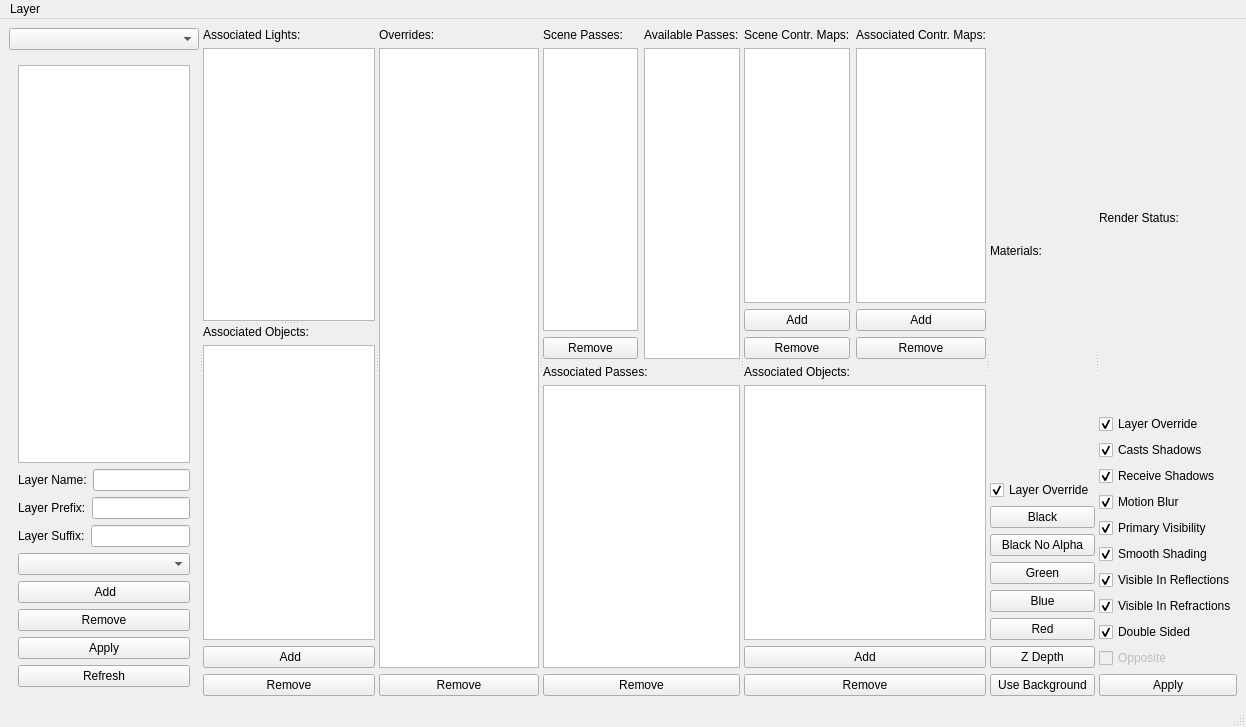
Above: Maya/Python/digital37/maya/lighting/MRRenderLayerPassManager.ui from Meglen56/digital37 before the change. Below: the same form after it.
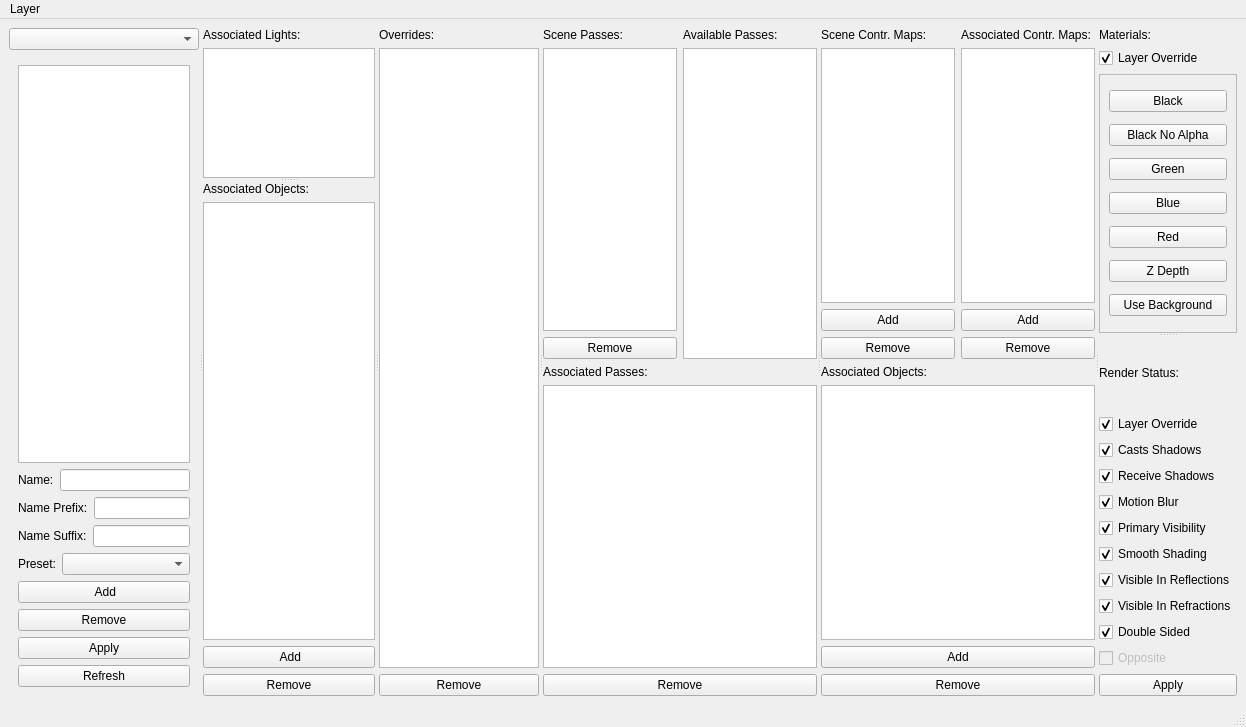
That is the form after the change.

Patch:
```diff
--- a/Maya/Python/digital37/maya/lighting/MRRenderLayerPassManager.ui
+++ b/Maya/Python/digital37/maya/lighting/MRRenderLayerPassManager.ui
@@ -95,7 +95,7 @@
                   <item>
                    <widget class="QLabel" name="label_layerName">
                     <property name="text">
-                     <string>Layer Name:</string>
+                     <string>Name:</string>
                     </property>
                    </widget>
                   </item>
@@ -109,7 +109,7 @@
                   <item>
                    <widget class="QLabel" name="label_layerName_2">
                     <property name="text">
-                     <string>Layer Prefix:</string>
+                     <string>Name Prefix:</string>
                     </property>
                    </widget>
                   </item>
@@ -123,7 +123,7 @@
                   <item>
                    <widget class="QLabel" name="label_layerName_3">
                     <property name="text">
-                     <string>Layer Suffix:</string>
+                     <string>Name Suffix:</string>
                     </property>
                    </widget>
                   </item>
@@ -131,10 +131,27 @@
                    <widget class="QLineEdit" name="lineEdit_layerName_"/>
                   </item>
                  </layout>
+                </item>
+                <item>
+                 <layout class="QHBoxLayout" name="horizontalLayout_3">
+                  <item>
+                   <widget class="QLabel" name="label_layerName_4">
+                    <property name="sizePolicy">
+                     <sizepolicy hsizetype="Maximum" vsizetype="Preferred">
+                      <horstretch>0</horstretch>
+                      <verstretch>0</verstretch>
+                     </sizepolicy>
+                    </property>
+                    <property name="text">
+                     <string>Preset:</string>
+                    </property>
+                   </widget>
                 </item>
                 <item>
                  <widget class="QComboBox" name="comboBox_CL"/>
                 </item>
+                 </layout>
+                </item>
                 <item>
                  <widget class="QPushButton" name="pushButton_CL_add">
                   <property name="text">
@@ -176,16 +193,6 @@
       <widget class="QWidget" name="layoutWidget">
        <layout class="QVBoxLayout" name="verticalLayout_AO">
         <item>
-         <widget class="QSplitter" name="splitter_2">
-          <property name="orientation">
-           <enum>Qt::Vertical</enum>
-          </property>
-          <widget class="QWidget" name="layoutWidget_6">
-           <layout class="QVBoxLayout" name="verticalLayout_3" stretch="0,0">
-            <property name="sizeConstraint">
-             <enum>QLayout::SetDefaultConstraint</enum>
-            </property>
-            <item>
              <widget class="QLabel" name="label_AL">
               <property name="text">
                <string>Associated Lights:</string>
@@ -193,13 +200,29 @@
              </widget>
             </item>
             <item>
+         <widget class="QSplitter" name="splitter_2">
+          <property name="orientation">
+           <enum>Qt::Vertical</enum>
+          </property>
              <widget class="QListWidget" name="listWidget_AL">
+           <property name="sizePolicy">
+            <sizepolicy hsizetype="Expanding" vsizetype="Maximum">
+             <horstretch>0</horstretch>
+             <verstretch>0</verstretch>
+            </sizepolicy>
+           </property>
               <property name="minimumSize">
                <size>
                 <width>0</width>
                 <height>0</height>
                </size>
               </property>
+           <property name="maximumSize">
+            <size>
+             <width>16777215</width>
+             <height>130</height>
+            </size>
+           </property>
               <property name="locale">
                <locale language="English" country="UnitedStates"/>
               </property>
@@ -207,11 +230,8 @@
                <enum>QAbstractItemView::ExtendedSelection</enum>
               </property>
              </widget>
-            </item>
-           </layout>
-          </widget>
-          <widget class="QWidget" name="layoutWidget_7">
-           <layout class="QVBoxLayout" name="verticalLayout_5">
+          <widget class="QWidget" name="layoutWidget_2">
+           <layout class="QVBoxLayout" name="verticalLayout_3">
             <item>
              <widget class="QLabel" name="label_OBJ">
               <property name="text">
@@ -392,7 +412,7 @@
         </item>
        </layout>
       </widget>
-      <widget class="QWidget" name="">
+      <widget class="QWidget" name="layoutWidget">
        <layout class="QVBoxLayout" name="verticalLayout_AOCM">
         <item>
          <layout class="QHBoxLayout" name="horizontalLayout_5">
@@ -535,6 +555,13 @@
       <widget class="QWidget" name="layoutWidget_3">
        <layout class="QVBoxLayout" name="verticalLayout_MA">
         <item>
+         <widget class="QSplitter" name="splitter_3">
+          <property name="orientation">
+           <enum>Qt::Vertical</enum>
+          </property>
+          <widget class="QWidget" name="layoutWidget_4">
+           <layout class="QVBoxLayout" name="verticalLayout_5">
+            <item>
          <widget class="QLabel" name="label_OBJ_2">
           <property name="text">
            <string>Materials:</string>
@@ -555,6 +582,21 @@
          </widget>
         </item>
         <item>
+             <widget class="QScrollArea" name="scrollArea">
+              <property name="widgetResizable">
+               <bool>true</bool>
+              </property>
+              <widget class="QWidget" name="scrollAreaWidgetContents">
+               <property name="geometry">
+                <rect>
+                 <x>0</x>
+                 <y>0</y>
+                 <width>136</width>
+                 <height>266</height>
+                </rect>
+               </property>
+               <layout class="QVBoxLayout" name="verticalLayout_6">
+                <item>
          <widget class="QPushButton" name="pushButton_CM_black">
           <property name="text">
            <string>Black</string>
@@ -605,7 +647,11 @@
         </item>
        </layout>
       </widget>
-      <widget class="QWidget" name="layoutWidget_4">
+             </widget>
+            </item>
+           </layout>
+          </widget>
+          <widget class="QWidget" name="layoutWidget_5">
        <layout class="QVBoxLayout" name="verticalLayout_RS">
         <item>
          <widget class="QLabel" name="label_OBJ_3">
@@ -731,6 +777,10 @@
           <property name="text">
            <string>Apply</string>
           </property>
+             </widget>
+            </item>
+           </layout>
+          </widget>
          </widget>
         </item>
        </layout>
```
Left out of the diff: 2 changed lines with no effect on the pictures. Lines whose indentation alone changed are shown as unchanged.
